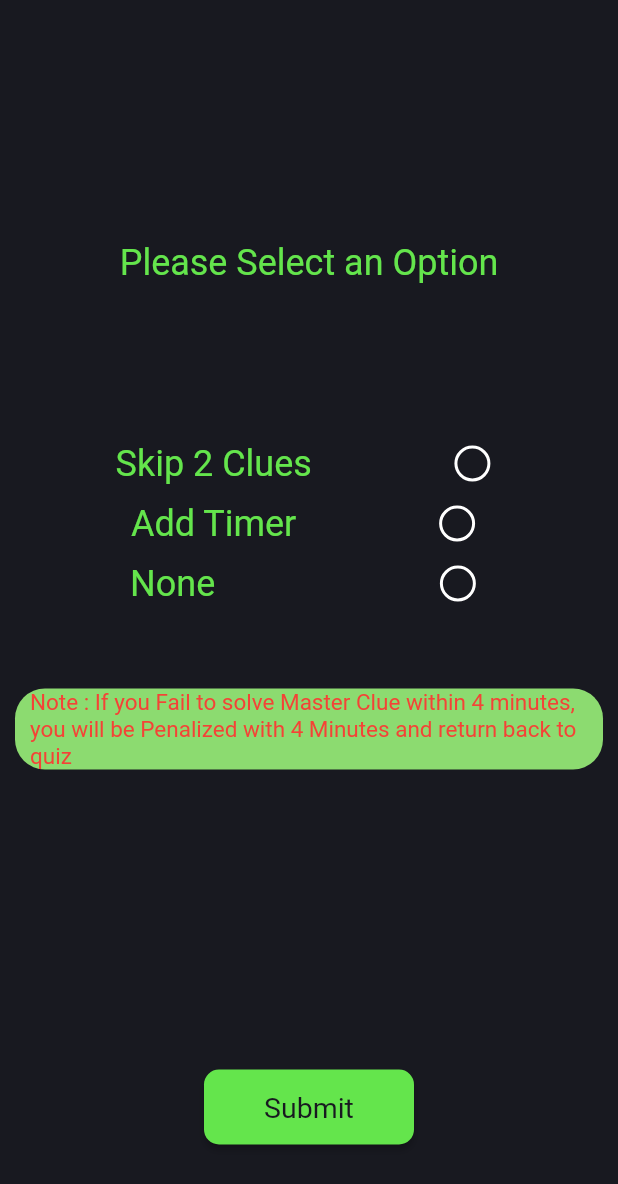
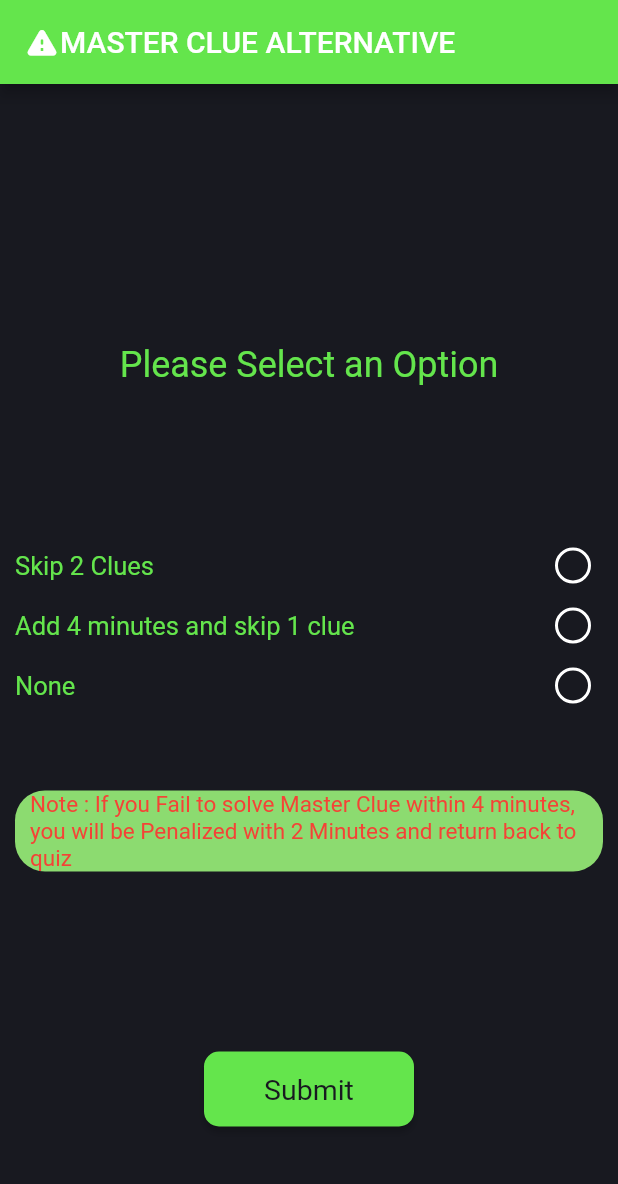
Before and after one commit to Erenyeager31/alpha_protocol, a Flutter app: the options screen opened directly with empty values, on a phone screen of 412 x 824 dp. Shown: the top 1184 px of the screen. Run offline on Flutter 3.47's test engine with Material 2 defaults, Android fonts, the phone set to English and light mode, and no system bars; our stand-ins replace animated_text_kit, cached_network_image, google_fonts; missing offline and left inert: dart:ffi, flutter_barcode_scanner, flutter_image, flutter_windowmanager; Roboto replaces fonts that are missing (Varela).

Commit message:
Updatinng master layout and adding new clue

```diff
--- a/lib/data.dart
+++ b/lib/data.dart
@@ -5,66 +5,70 @@ class QuizData {
   QuizData(this.link, this.answer);
 }
 
-List<QuizData> demo = [
-  QuizData("https://images.unsplash.com/photo-1621440318464-72633426377b?ixlib=rb-4.0.3&ixid=M3wxMjA3fDB8MHxwaG90by1wYWdlfHx8fGVufDB8fHx8fA%3D%3D&auto=format&fit=crop&w=2067&q=80","demo1"),
-  QuizData("https://images.unsplash.com/photo-1559757742-654d5da2eaab?ixlib=rb-4.0.3&ixid=M3wxMjA3fDB8MHxwaG90by1wYWdlfHx8fGVufDB8fHx8fA%3D%3D&auto=format&fit=crop&w=1887&q=80",'demo2'),
-  QuizData("https://images.unsplash.com/photo-1559757740-e85122cb7466?ixlib=rb-4.0.3&ixid=M3wxMjA3fDB8MHxzZWFyY2h8OXx8bnVtYmVyfGVufDB8fDB8fHww&auto=format&fit=crop&w=500&q=60",'demo3'),
-  QuizData("https://images.unsplash.com/photo-1587642667788-5c994cf1efee?ixlib=rb-4.0.3&ixid=M3wxMjA3fDB8MHxwaG90by1wYWdlfHx8fGVufDB8fHx8fA%3D%3D&auto=format&fit=crop&w=1887&q=80",'demo4'),
-  QuizData("https://images.unsplash.com/photo-1484173936665-9ae90b911638?ixlib=rb-4.0.3&ixid=M3wxMjA3fDB8MHxzZWFyY2h8MTd8fG51bWJlcnxlbnwwfHwwfHx8MA%3D%3D&auto=format&fit=crop&w=500&q=60",'demo5'),
-  QuizData("https://images.unsplash.com/photo-1484335629320-0e089b87a106?ixlib=rb-4.0.3&ixid=M3wxMjA3fDB8MHxzZWFyY2h8Mnx8c2l4fGVufDB8fDB8fHww&auto=format&fit=crop&w=500&q=60",'demo6'),
-  QuizData("https://plus.unsplash.com/premium_photo-1669349127571-ebf4a6cbdf69?ixlib=rb-4.0.3&ixid=M3wxMjA3fDB8MHxzZWFyY2h8N3x8c2V2ZW58ZW58MHx8MHx8fDA%3D&auto=format&fit=crop&w=500&q=60",'demo7'),
-  QuizData("https://media.istockphoto.com/id/1455364223/photo/blue-ice-font-number-8-eight-3d.webp?b=1&s=170667a&w=0&k=20&c=ZHNUHqGWjz7cVAp9xCMjorgMr14x_PsHRE_1gOTD0uI=",'demo8'),
-  QuizData("https://images.unsplash.com/photo-1524254725712-0d14ba4bbc17?ixlib=rb-4.0.3&ixid=M3wxMjA3fDB8MHxzZWFyY2h8MTJ8fG5pbmV8ZW58MHx8MHx8fDA%3D&auto=format&fit=crop&w=500&q=60",'demo9'),
-  QuizData("https://media.istockphoto.com/id/1324985401/photo/portrait-of-handsome-mature-man-isolated-over-yellow-background-stock-photo.webp?b=1&s=170667a&w=0&k=20&c=HDgsUALK3WSx1JSsNOxkzuQo_6k5OL7MNXuQ1vxNLOU=",'demo10'),
-  QuizData("https://images.unsplash.com/photo-1549313861-33587f3d2956?ixlib=rb-4.0.3&ixid=M3wxMjA3fDB8MHxzZWFyY2h8Mnx8d2VpcmR8ZW58MHx8MHx8fDA%3D&auto=format&fit=crop&w=500&q=60",'demo11'),
-  QuizData("link", "123456"),
+List<QuizData> master_clue_1 = [
+  QuizData("https://res.cloudinary.com/dxo9b7e2h/image/upload/v1694353101/alpha_protocol_story1/Master_Clue_3__Skip_2_Clues_Dark_Room_wvowpf.png","123456"),  //master_clue_1 1
+  QuizData("https://res.cloudinary.com/dxo9b7e2h/image/upload/v1694353106/alpha_protocol_story1/Master_Clue_3_Skip_one_clue_NSS_Room_paul_sir_axnvwf.png","654321"),  //master_clue_1 2
 ];
 
-List<QuizData> q_data1 = [
-  QuizData("https://res.cloudinary.com/docvlyucw/image/upload/v1662390258/Alpha%20Protocol/Intro/Intro.jpg","null"),
-  QuizData("https://res.cloudinary.com/docvlyucw/image/upload/v1662390258/Alpha%20Protocol/StoryLine_1/Level1.jpg",'APGSL1'),
-  QuizData("https://res.cloudinary.com/docvlyucw/image/upload/v1662390258/Alpha%20Protocol/StoryLine_1/Level2.jpg",'VD1L2'),
+List<QuizData> master_clue_2 = [
+  QuizData("https://res.cloudinary.com/dxo9b7e2h/image/upload/v1694353105/alpha_protocol_story1/Master_Clue_11_Skip_two_clues_SFITAA_room_y95ssd.png","123456"),  //master_clue_2 1
+  QuizData("https://res.cloudinary.com/dxo9b7e2h/image/upload/v1694353102/alpha_protocol_story1/Master_Clue_11_skip_one_clue__bike_parking_binary_code_nh99ct.png","654321"),  //master_clue_2 2
+];
 
-  QuizData("https://res.cloudinary.com/docvlyucw/image/upload/v1662390258/Alpha%20Protocol/StoryLine_1/Level3.jpg",'AK1L3'),
-  QuizData("https://res.cloudinary.com/docvlyucw/image/upload/v1662390258/Alpha%20Protocol/StoryLine_1/Level4.jpg",'RT1L4'),
-  QuizData("https://res.cloudinary.com/docvlyucw/image/upload/v1662390258/Alpha%20Protocol/StoryLine_1/Level5.jpg",'AC1L5'),
-  QuizData("https://res.cloudinary.com/docvlyucw/image/upload/v1662390258/Alpha%20Protocol/StoryLine_1/Level6.jpg",'APGGMRL6'),
+List<QuizData> quiz_data_1 = [
+  QuizData("https://res.cloudinary.com/dxo9b7e2h/image/upload/v1694353061/alpha_protocol_story1/Clue_1_Accountants_dept_numoon.png","D1S1Q1"),//clue 1
+  QuizData("https://res.cloudinary.com/dxo9b7e2h/image/upload/v1694353086/alpha_protocol_story1/Clue_2_Server_Room_ighjq9.png",'D1S1Q2'),//clue 2
+  QuizData("", "D1S1Q3"), //clue 3
+  QuizData("https://res.cloudinary.com/dxo9b7e2h/image/upload/v1694353102/alpha_protocol_story1/Clue_4_Workshop_cderan.png",'D1S1Q4'),//clue 4
+  QuizData("https://res.cloudinary.com/dxo9b7e2h/image/upload/v1694353097/alpha_protocol_story1/Clue_5_Library_fwly4t.png",'D1S1Q5'), //clue 5
+  QuizData("https://res.cloudinary.com/dxo9b7e2h/image/upload/v1694353098/alpha_protocol_story1/Clue_6_Canteen_xgsbrb.png",'D1S1Q6'),//clue 6
+  QuizData("https://res.cloudinary.com/dxo9b7e2h/image/upload/v1694353107/alpha_protocol_story1/Clue_7_Student_Council_erujb3.png",'D1S1Q7'), //clue 7
+  QuizData("https://res.cloudinary.com/dxo9b7e2h/image/upload/v1694353106/alpha_protocol_story1/Clue_8_Biometrics_rbin9r.png",'D1S1Q8'), //clue 8
+  QuizData("https://res.cloudinary.com/dxo9b7e2h/image/upload/v1694353088/alpha_protocol_story1/Clue_9_Tejas_Room_nnujhg.png",'D1S1Q9'), //clue 9
+  QuizData("https://res.cloudinary.com/dxo9b7e2h/image/upload/v1694353090/alpha_protocol_story1/Clue_10_Lost_and_found_fqxkut.png",'D1S1Q10'), //clue 10
+];
 
-  QuizData("https://res.cloudinary.com/docvlyucw/image/upload/v1662390258/Alpha%20Protocol/StoryLine_1/Level7.jpg",'LF1L7'),
-  QuizData("https://res.cloudinary.com/docvlyucw/image/upload/v1662390258/Alpha%20Protocol/Exit/Exit.jpg",'APGEL8'),
+List quizItems = [master_clue_1,master_clue_2,quiz_data_1];
 
 
-];
+// List<QuizData> q_data1 = [
+//   QuizData("https://res.cloudinary.com/docvlyucw/image/upload/v1662390258/Alpha%20Protocol/Intro/Intro.jpg","null"),
+//   QuizData("https://res.cloudinary.com/docvlyucw/image/upload/v1662390258/Alpha%20Protocol/StoryLine_1/Level1.jpg",'APGSL1'),
+//   QuizData("https://res.cloudinary.com/docvlyucw/image/upload/v1662390258/Alpha%20Protocol/StoryLine_1/Level2.jpg",'VD1L2'),
 
-List<QuizData> q_data2 = [
-  QuizData("https://res.cloudinary.com/docvlyucw/image/upload/v1662390258/Alpha%20Protocol/Intro/Intro.jpg","null"),
-  QuizData("https://res.cloudinary.com/docvlyucw/image/upload/v1662390258/Alpha%20Protocol/StoryLine_2/Level1.jpg",'APGSL1'),
-  QuizData("https://res.cloudinary.com/docvlyucw/image/upload/v1662390258/Alpha%20Protocol/StoryLine_2/Level2.jpg",'VD2L2'),
-  QuizData("https://res.cloudinary.com/docvlyucw/image/upload/v1662390258/Alpha%20Protocol/StoryLine_2/Level3.jpg",'AK2L3'),
-  QuizData("https://res.cloudinary.com/docvlyucw/image/upload/v1662390258/Alpha%20Protocol/StoryLine_2/Level4.jpg",'RT2L4'),
-  QuizData("https://res.cloudinary.com/docvlyucw/image/upload/v1662390258/Alpha%20Protocol/StoryLine_2/Level5.jpg",'AC2L5'),
-  QuizData("https://res.cloudinary.com/docvlyucw/image/upload/v1662390258/Alpha%20Protocol/StoryLine_2/Level6.jpg",'AP2L6'),
-  QuizData("https://res.cloudinary.com/docvlyucw/image/upload/v1662390258/Alpha%20Protocol/StoryLine_2/Level7.jpg",'LF2L7'),
-  QuizData("https://res.cloudinary.com/docvlyucw/image/upload/v1662390258/Alpha%20Protocol/Exit/Exit.jpg",'APGEL8'),
+//   QuizData("https://res.cloudinary.com/docvlyucw/image/upload/v1662390258/Alpha%20Protocol/StoryLine_1/Level3.jpg",'AK1L3'),
+//   QuizData("https://res.cloudinary.com/docvlyucw/image/upload/v1662390258/Alpha%20Protocol/StoryLine_1/Level4.jpg",'RT1L4'),
+//   QuizData("https://res.cloudinary.com/docvlyucw/image/upload/v1662390258/Alpha%20Protocol/StoryLine_1/Level5.jpg",'AC1L5'),
+//   QuizData("https://res.cloudinary.com/docvlyucw/image/upload/v1662390258/Alpha%20Protocol/StoryLine_1/Level6.jpg",'APGGMRL6'),
 
-];
+//   QuizData("https://res.cloudinary.com/docvlyucw/image/upload/v1662390258/Alpha%20Protocol/StoryLine_1/Level7.jpg",'LF1L7'),
+//   QuizData("https://res.cloudinary.com/docvlyucw/image/upload/v1662390258/Alpha%20Protocol/Exit/Exit.jpg",'APGEL8'),
 
-List<QuizData> q_data3 = [
-  QuizData("https://res.cloudinary.com/docvlyucw/image/upload/v1662390258/Alpha%20Protocol/Intro/Intro.jpg","null"),
-  QuizData("https://res.cloudinary.com/docvlyucw/image/upload/v1662390258/Alpha%20Protocol/StoryLine_3/Level1.jpg",'APGSL1'),
-  QuizData("https://res.cloudinary.com/docvlyucw/image/upload/v1662390258/Alpha%20Protocol/StoryLine_3/Level2.jpg",'VD3L2'),
-  QuizData("https://res.cloudinary.com/docvlyucw/image/upload/v1662390258/Alpha%20Protocol/StoryLine_3/Level3.jpg",'AK3L3'),
-  QuizData("https://res.cloudinary.com/docvlyucw/image/upload/v1662390258/Alpha%20Protocol/StoryLine_3/Level4.jpg",'RT3L4'),
-  QuizData("https://res.cloudinary.com/docvlyucw/image/upload/v1662390258/Alpha%20Protocol/StoryLine_3/Level5.jpg",'AC3L5'),
-  QuizData("https://res.cloudinary.com/docvlyucw/image/upload/v1662390258/Alpha%20Protocol/StoryLine_3/Level6.jpg",'APGGMRL6'),
-  QuizData("https://res.cloudinary.com/docvlyucw/image/upload/v1662390258/Alpha%20Protocol/StoryLine_3/Level7.jpg",'LF3L7'),
-  QuizData("https://res.cloudinary.com/docvlyucw/image/upload/v1662390258/Alpha%20Protocol/Exit/Exit.jpg",'APGEL8'),
 
-];
+// ];
 
-List<QuizData> master_clue = [
-  QuizData("https://res.cloudinary.com/docvlyucw/image/upload/v1662390258/Alpha%20Protocol/Intro/Intro.jpg","123456"),
-  QuizData("https://res.cloudinary.com/docvlyucw/image/upload/v1662390258/Alpha%20Protocol/Intro/Intro.jpg","654321"),
-];
+// List<QuizData> q_data2 = [
+//   QuizData("https://res.cloudinary.com/docvlyucw/image/upload/v1662390258/Alpha%20Protocol/Intro/Intro.jpg","null"),
+//   QuizData("https://res.cloudinary.com/docvlyucw/image/upload/v1662390258/Alpha%20Protocol/StoryLine_2/Level1.jpg",'APGSL1'),
+//   QuizData("https://res.cloudinary.com/docvlyucw/image/upload/v1662390258/Alpha%20Protocol/StoryLine_2/Level2.jpg",'VD2L2'),
+//   QuizData("https://res.cloudinary.com/docvlyucw/image/upload/v1662390258/Alpha%20Protocol/StoryLine_2/Level3.jpg",'AK2L3'),
+//   QuizData("https://res.cloudinary.com/docvlyucw/image/upload/v1662390258/Alpha%20Protocol/StoryLine_2/Level4.jpg",'RT2L4'),
+//   QuizData("https://res.cloudinary.com/docvlyucw/image/upload/v1662390258/Alpha%20Protocol/StoryLine_2/Level5.jpg",'AC2L5'),
+//   QuizData("https://res.cloudinary.com/docvlyucw/image/upload/v1662390258/Alpha%20Protocol/StoryLine_2/Level6.jpg",'AP2L6'),
+//   QuizData("https://res.cloudinary.com/docvlyucw/image/upload/v1662390258/Alpha%20Protocol/StoryLine_2/Level7.jpg",'LF2L7'),
+//   QuizData("https://res.cloudinary.com/docvlyucw/image/upload/v1662390258/Alpha%20Protocol/Exit/Exit.jpg",'APGEL8'),
 
-List quizItems = [demo,q_data1,q_data2,q_data3,master_clue];
+// ];
+
+// List<QuizData> q_data3 = [
+//   QuizData("https://res.cloudinary.com/docvlyucw/image/upload/v1662390258/Alpha%20Protocol/Intro/Intro.jpg","null"),
+//   QuizData("https://res.cloudinary.com/docvlyucw/image/upload/v1662390258/Alpha%20Protocol/StoryLine_3/Level1.jpg",'APGSL1'),
+//   QuizData("https://res.cloudinary.com/docvlyucw/image/upload/v1662390258/Alpha%20Protocol/StoryLine_3/Level2.jpg",'VD3L2'),
+//   QuizData("https://res.cloudinary.com/docvlyucw/image/upload/v1662390258/Alpha%20Protocol/StoryLine_3/Level3.jpg",'AK3L3'),
+//   QuizData("https://res.cloudinary.com/docvlyucw/image/upload/v1662390258/Alpha%20Protocol/StoryLine_3/Level4.jpg",'RT3L4'),
+//   QuizData("https://res.cloudinary.com/docvlyucw/image/upload/v1662390258/Alpha%20Protocol/StoryLine_3/Level5.jpg",'AC3L5'),
+//   QuizData("https://res.cloudinary.com/docvlyucw/image/upload/v1662390258/Alpha%20Protocol/StoryLine_3/Level6.jpg",'APGGMRL6'),
+//   QuizData("https://res.cloudinary.com/docvlyucw/image/upload/v1662390258/Alpha%20Protocol/StoryLine_3/Level7.jpg",'LF3L7'),
+//   QuizData("https://res.cloudinary.com/docvlyucw/image/upload/v1662390258/Alpha%20Protocol/Exit/Exit.jpg",'APGEL8'),
+
+// ];
--- a/lib/options.dart
+++ b/lib/options.dart
@@ -94,6 +94,14 @@ class _optionsState extends State<options> {
         return false;
       },
       child: Scaffold(
+        appBar: AppBar(
+          title: Row(
+            children: [
+              Icon(Icons.warning_rounded),
+              Text("MASTER CLUE ALTERNATIVE")
+            ],
+          ),
+        ),
         body: Column(
           crossAxisAlignment: CrossAxisAlignment.center,
           mainAxisAlignment: MainAxisAlignment.center,
@@ -101,10 +109,14 @@ class _optionsState extends State<options> {
             Container(
                 margin: EdgeInsets.only(bottom: 100, top: 100),
                 child: Text("Please Select an Option")),
-            Row(
-              mainAxisAlignment: MainAxisAlignment.spaceEvenly,
+            Padding(
+              padding: const EdgeInsets.only(left: 10,right: 10),
+              child: Row(
+                mainAxisAlignment: MainAxisAlignment.spaceBetween,
                 children: [
-                Text("Skip 2 Clues"),
+                  Text(style:TextStyle(
+                    fontSize: 17
+                  ),"Skip 2 Clues"),
                   Container(
                     margin: EdgeInsets.only(left: 10),
                     child: CustomRadio<String>(
@@ -120,10 +132,15 @@ class _optionsState extends State<options> {
                   )
                 ],
               ),
-            Row(
-              mainAxisAlignment: MainAxisAlignment.spaceEvenly,
+            ),
+            Padding(
+              padding: const EdgeInsets.only(left: 10,right: 10),
+              child: Row(
+                mainAxisAlignment: MainAxisAlignment.spaceBetween,
                 children: [
-                Text("Add Timer"),
+                  Text(style:TextStyle(
+                    fontSize: 17
+                  ), "Add 4 minutes and skip 1 clue"),
                   CustomRadio<String>(
                     value: "1",
                     groupValue: _selectedValue,
@@ -136,10 +153,15 @@ class _optionsState extends State<options> {
                   ),
                 ],
               ),
-            Row(
-              mainAxisAlignment: MainAxisAlignment.spaceEvenly,
+            ),
+            Padding(
+              padding: const EdgeInsets.only(left: 10,right: 10),
+              child: Row(
+                mainAxisAlignment: MainAxisAlignment.spaceBetween,
                 children: [
-                Text("None"),
+                  Text(style:TextStyle(
+                    fontSize: 17
+                  ),"None"),
                   Container(
                     margin: EdgeInsets.only(left: 55),
                     child: CustomRadio<String>(
@@ -154,6 +176,7 @@ class _optionsState extends State<options> {
                     ),
                   )
                 ],
+              ),
             ),
             Padding(
               padding: const EdgeInsets.only(left: 10,right: 10),
@@ -170,12 +193,12 @@ class _optionsState extends State<options> {
                     color: Colors.red,
                     fontSize: 15,
                   )
-                  ,"Note : If you Fail to solve Master Clue within 4 minutes, you will be Penalized with 4 Minutes and return back to quiz"),
+                  ,"Note : If you Fail to solve Master Clue within 4 minutes, you will be Penalized with 2 Minutes and return back to quiz"),
                 ),
               ),
             ),
             Container(
-              margin: const EdgeInsets.only(top: 200),
+              margin: const EdgeInsets.only(top: 120),
               child: ElevatedButton(
                 style: Theme.button1,
                 onPressed: () {
--- a/lib/quiz_page.dart
+++ b/lib/quiz_page.dart
@@ -110,7 +110,7 @@ class _quiz_pageState extends State<quiz_page> {
   late TimerController timerController;
   //timer
   int mainSec = 1800; //1800
-  int sec = 30;
+  int sec = 1800;
   late Timer timer;
 
   void onIndexChanged(int newIndex) {
@@ -382,7 +382,7 @@ class _quiz_pageState extends State<quiz_page> {
       int min = 0;
       int max = 2;
       // quizIndex = min + random.nextInt(max - min + 1);
-      quizIndex = 0;
+      quizIndex = 2;
     } catch (e) {
       // Handle parsing errors or other exceptions here
       quizIndex = 0; // Set a default value
```
Also changed, not shown: lib/master_clue.dart (+33 -25 lines). Lines whose indentation alone changed are shown as unchanged.
